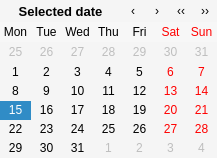
First picture: the form in widgets/w_popup_calendar.ui, repository warvariuc/wic, before the edit.
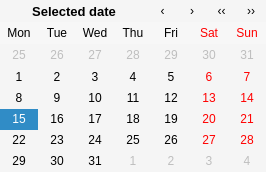
Second picture: the form after the edit.

What changed in the file:
```diff
--- a/widgets/w_popup_calendar.ui
+++ b/widgets/w_popup_calendar.ui
@@ -6,8 +6,8 @@
    <rect>
     <x>0</x>
     <y>0</y>
-    <width>175</width>
-    <height>158</height>
+    <width>266</width>
+    <height>172</height>
    </rect>
   </property>
   <property name="contextMenuPolicy">
@@ -106,9 +106,6 @@
      <property name="autoRaise">
       <bool>true</bool>
      </property>
-     <property name="arrowType">
-      <enum>Qt::LeftArrow</enum>
-     </property>
     </widget>
    </item>
    <item row="0" column="2">
```
